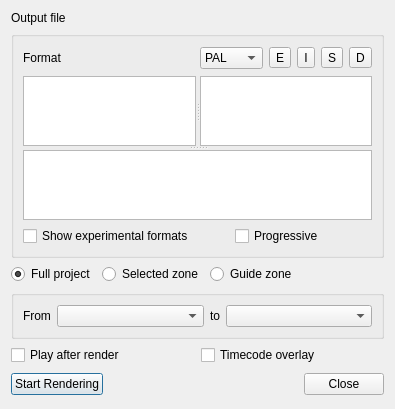
First picture: the form in src/widgets/renderwidget_ui.ui, repository KDE/kdenlive, before the edit.
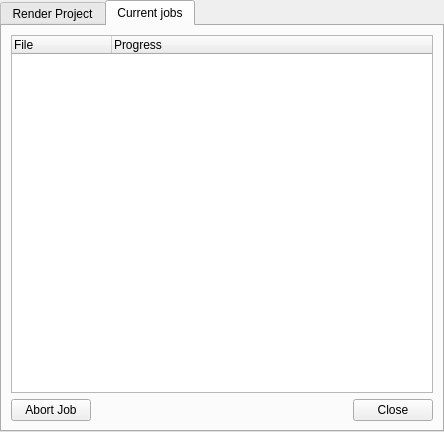
Second picture: the form after the edit. The open tabs and pages were chosen to show the change. Custom widgets are drawn as their Qt base class.

Commit message: Start of Kdenlive's d-bus interface, bringing a new tab in the render dialog showing currently running renderings

```diff
--- a/src/widgets/renderwidget_ui.ui
+++ b/src/widgets/renderwidget_ui.ui
@@ -5,13 +5,26 @@
    <rect>
     <x>0</x>
     <y>0</y>
-    <width>374</width>
-    <height>379</height>
+    <width>444</width>
+    <height>407</height>
    </rect>
   </property>
   <property name="windowTitle" >
    <string>Rendering</string>
   </property>
+  <layout class="QGridLayout" name="gridLayout_5" >
+   <property name="margin" >
+    <number>0</number>
+   </property>
+   <item row="0" column="0" >
+    <widget class="QTabWidget" name="tabWidget" >
+     <property name="currentIndex" >
+      <number>0</number>
+     </property>
+     <widget class="QWidget" name="tab" >
+      <attribute name="title" >
+       <string>Render Project</string>
+      </attribute>
   <layout class="QGridLayout" name="gridLayout_3" >
    <item row="0" column="0" >
     <widget class="QLabel" name="label" >
@@ -20,10 +33,10 @@
      </property>
     </widget>
    </item>
-   <item row="0" column="1" colspan="2" >
+       <item row="0" column="1" colspan="3" >
     <widget class="KUrlRequester" name="out_file" />
    </item>
-   <item row="1" column="0" colspan="3" >
+       <item row="1" column="0" colspan="4" >
     <widget class="QGroupBox" name="groupBox" >
      <property name="title" >
       <string/>
@@ -147,7 +160,7 @@
      </layout>
     </widget>
    </item>
-   <item row="2" column="0" colspan="2" >
+       <item row="2" column="0" colspan="4" >
     <layout class="QHBoxLayout" name="horizontalLayout" >
      <item>
       <widget class="QRadioButton" name="render_full" >
@@ -175,7 +188,7 @@
      </item>
     </layout>
    </item>
-   <item row="3" column="0" colspan="3" >
+       <item row="3" column="0" colspan="4" >
     <widget class="QGroupBox" name="guides_box" >
      <property name="title" >
       <string/>
@@ -218,7 +231,7 @@
      </layout>
     </widget>
    </item>
-   <item row="4" column="0" colspan="3" >
+       <item row="4" column="0" colspan="4" >
     <layout class="QHBoxLayout" name="horizontalLayout_3" >
      <item>
       <widget class="QCheckBox" name="play_after" >
@@ -236,47 +249,95 @@
      </item>
     </layout>
    </item>
-   <item row="5" column="0" >
-    <spacer name="verticalSpacer" >
-     <property name="orientation" >
-      <enum>Qt::Vertical</enum>
-     </property>
-     <property name="sizeHint" stdset="0" >
-      <size>
-       <width>20</width>
-       <height>0</height>
-      </size>
-     </property>
-    </spacer>
-   </item>
-   <item row="6" column="0" >
+       <item row="5" column="0" colspan="2" >
     <widget class="KPushButton" name="buttonStart" >
      <property name="text" >
       <string>Start Rendering</string>
      </property>
     </widget>
    </item>
-   <item row="6" column="1" >
+       <item row="5" column="2" >
     <spacer name="horizontalSpacer" >
      <property name="orientation" >
       <enum>Qt::Horizontal</enum>
      </property>
      <property name="sizeHint" stdset="0" >
       <size>
-       <width>153</width>
-       <height>27</height>
+           <width>221</width>
+           <height>24</height>
       </size>
      </property>
     </spacer>
    </item>
-   <item row="6" column="2" >
-    <widget class="QDialogButtonBox" name="buttonBox" >
+       <item row="5" column="3" >
+        <widget class="KPushButton" name="buttonClose" >
+         <property name="text" >
+          <string>Close</string>
+         </property>
+        </widget>
+       </item>
+      </layout>
+     </widget>
+     <widget class="QWidget" name="tab_2" >
+      <attribute name="title" >
+       <string>Current jobs</string>
+      </attribute>
+      <layout class="QGridLayout" name="gridLayout_4" >
+       <item row="0" column="0" colspan="3" >
+        <widget class="QTreeWidget" name="running_jobs" >
+         <property name="rootIsDecorated" >
+          <bool>false</bool>
+         </property>
+         <property name="allColumnsShowFocus" >
+          <bool>true</bool>
+         </property>
+         <property name="headerHidden" >
+          <bool>false</bool>
+         </property>
+         <property name="columnCount" >
+          <number>2</number>
+         </property>
+         <column>
+          <property name="text" >
+           <string>File</string>
+          </property>
+         </column>
+         <column>
+          <property name="text" >
+           <string>Progress</string>
+          </property>
+         </column>
+        </widget>
+       </item>
+       <item row="1" column="0" >
+        <widget class="QPushButton" name="abort_job" >
+         <property name="text" >
+          <string>Abort Job</string>
+         </property>
+        </widget>
+       </item>
+       <item row="1" column="1" >
+        <spacer name="horizontalSpacer_3" >
      <property name="orientation" >
       <enum>Qt::Horizontal</enum>
      </property>
-     <property name="standardButtons" >
-      <set>QDialogButtonBox::Close</set>
-     </property>
+         <property name="sizeHint" stdset="0" >
+          <size>
+           <width>40</width>
+           <height>20</height>
+          </size>
+         </property>
+        </spacer>
+       </item>
+       <item row="1" column="2" >
+        <widget class="KPushButton" name="buttonClose2" >
+         <property name="text" >
+          <string>Close</string>
+         </property>
+        </widget>
+       </item>
+      </layout>
+     </widget>
     </widget>
    </item>
   </layout>
```
Left out of the diff: 37 changed lines with no effect on the pictures. Lines whose indentation alone changed are shown as unchanged. The commit also changes 8 other files.
